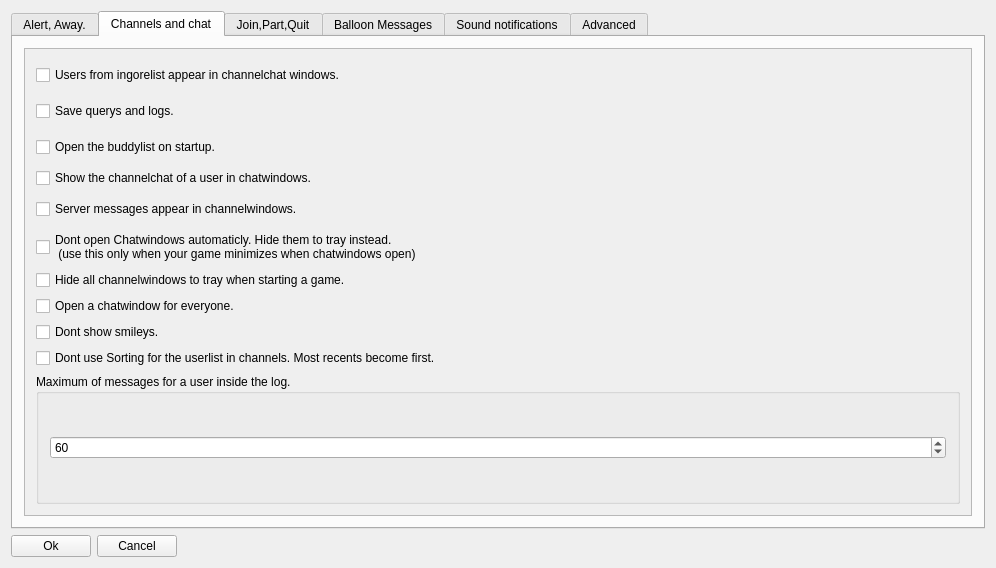
The window that trunk/src/settingswindow.ui (svn2github/twsoldunsupported) describes before a commit, drawn with Qt 5.
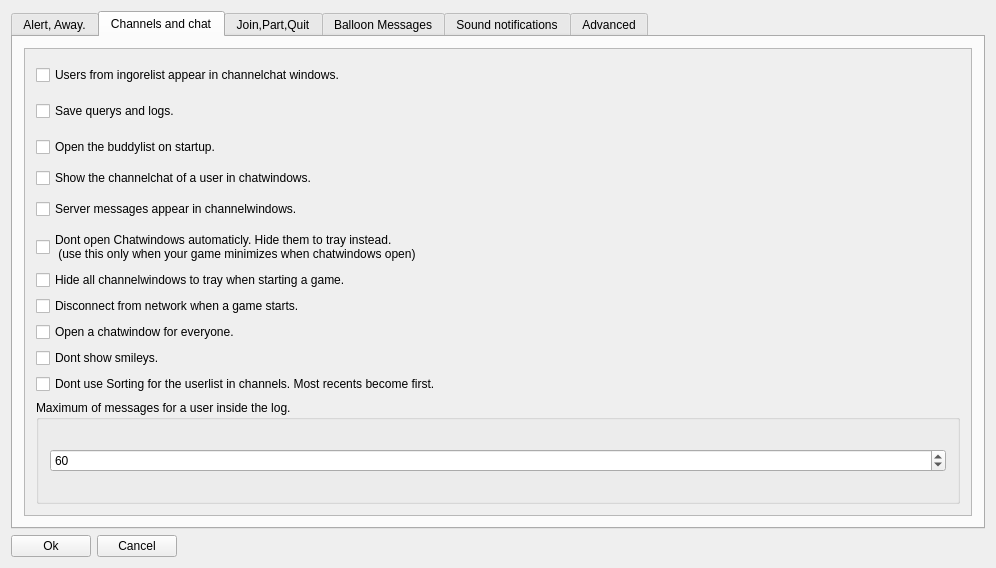
The same window after the commit. The open tabs and pages were chosen to show the change.

What changed in the file:
```diff
--- a/trunk/src/settingswindow.ui
+++ b/trunk/src/settingswindow.ui
@@ -219,8 +219,8 @@
              <rect>
               <x>0</x>
               <y>0</y>
-              <width>387</width>
-              <height>378</height>
+              <width>950</width>
+              <height>471</height>
              </rect>
             </property>
             <layout class="QVBoxLayout" name="verticalLayout_11">
@@ -300,6 +300,13 @@
                  </property>
                 </widget>
                </item>
+               <item>
+                <widget class="QCheckBox" name="chbdisconnectongame">
+                 <property name="text">
+                  <string>Disconnect from network when a game starts.</string>
+                 </property>
+                </widget>
+               </item>
                <item>
                 <widget class="QCheckBox" name="chballwaysopenchatwindows">
                  <property name="text">
```
Left out of the diff: 2 changed lines with no effect on the pictures.
